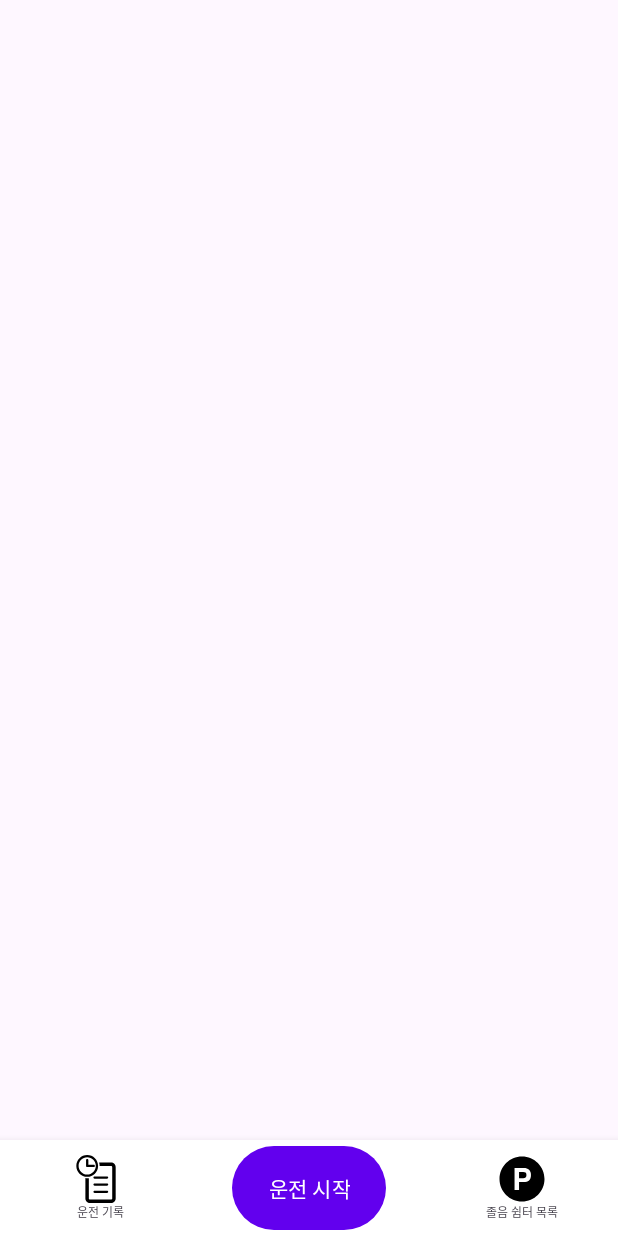
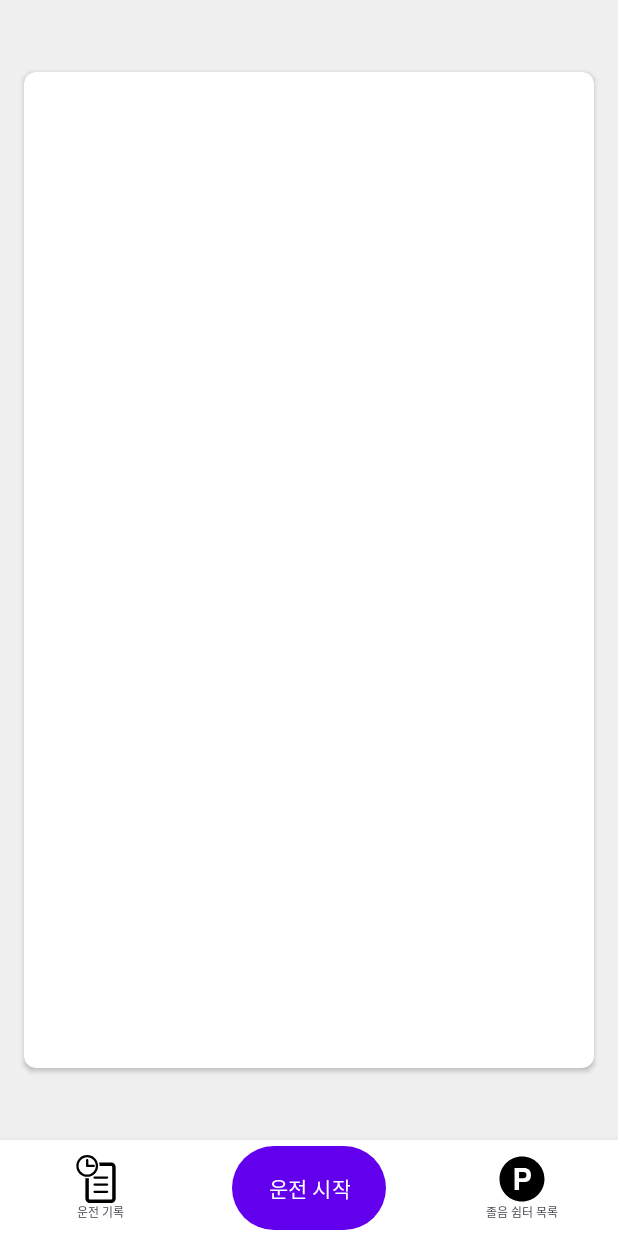
Before and after one commit to Talusor/AdventureDesign, an Android app: the layout activity_main.xml on its own in the app's theme, with its tools: preview values and no code run, on a phone screen of 412 x 824 dp. Run offline under Robolectric (Android 15) with nearby library versions, the phone set to English and light mode, and no system bars.

Commit message:
ic_history_ -> ic_history 이름 변경 메인 레이아웃 디자인 변경

```diff
--- a/app/src/main/res/layout/activity_main.xml
+++ b/app/src/main/res/layout/activity_main.xml
@@ -4,16 +4,28 @@
     xmlns:tools="http://schemas.android.com/tools"
     android:layout_width="match_parent"
     android:layout_height="match_parent"
+    android:background="#F0F0F0"
     tools:context=".MainActivity"
     tools:ignore="HardcodedText,SmallSp,ContentDescription">
 
-    <FrameLayout
-        android:id="@+id/frameView"
+    <androidx.cardview.widget.CardView
         android:layout_width="match_parent"
         android:layout_height="match_parent"
-        android:layout_above="@+id/bottomNav"
-        android:layout_alignParentStart="true"
-        android:layout_alignParentTop="true" />
+        android:layout_marginTop="48dp"
+        android:layout_marginBottom="48dp"
+        android:layout_marginLeft="16dp"
+        android:layout_marginRight="16dp"
+        app:cardCornerRadius="8dp"
+        android:layout_above="@+id/bottomNav">
+
+        <FrameLayout
+            android:id="@+id/frameView"
+            android:layout_width="match_parent"
+            android:layout_height="match_parent"
+            android:background="@color/white"
+            android:layout_margin="4dp"/>
+
+    </androidx.cardview.widget.CardView>
 
     <LinearLayout
         android:id="@+id/bottomNav"
@@ -43,7 +55,7 @@
                 android:background="#00000000"
                 android:clickable="false"
                 android:scaleType="centerInside"
-                android:src="@drawable/ic_history_" />
+                android:src="@drawable/ic_history" />
 
             <TextView
                 android:layout_width="wrap_content"
```
Also changed, not shown: app/src/main/res/drawable/ic_history.xml (renamed from app/src/main/res/drawable/ic_history_.xml).
